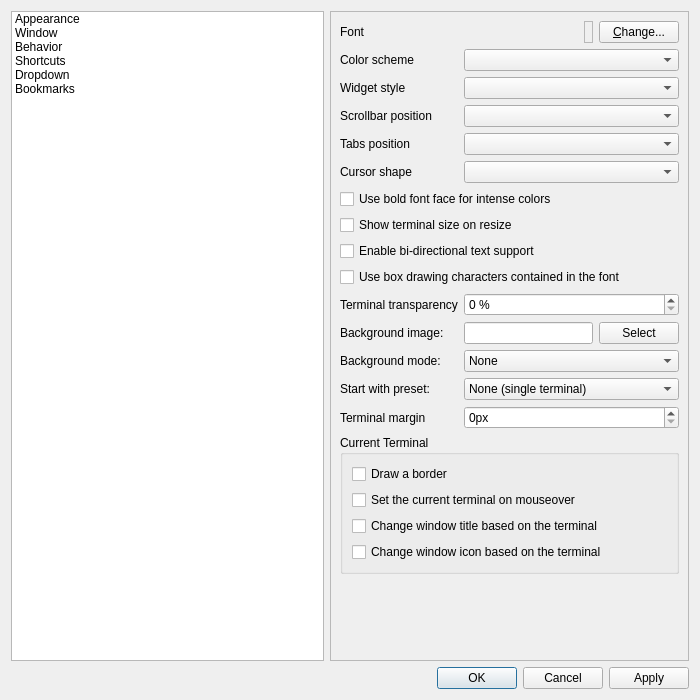
This is src/forms/propertiesdialog.ui in lxqt/qterminal as Qt 5 draws it before an edit. The edited form follows.
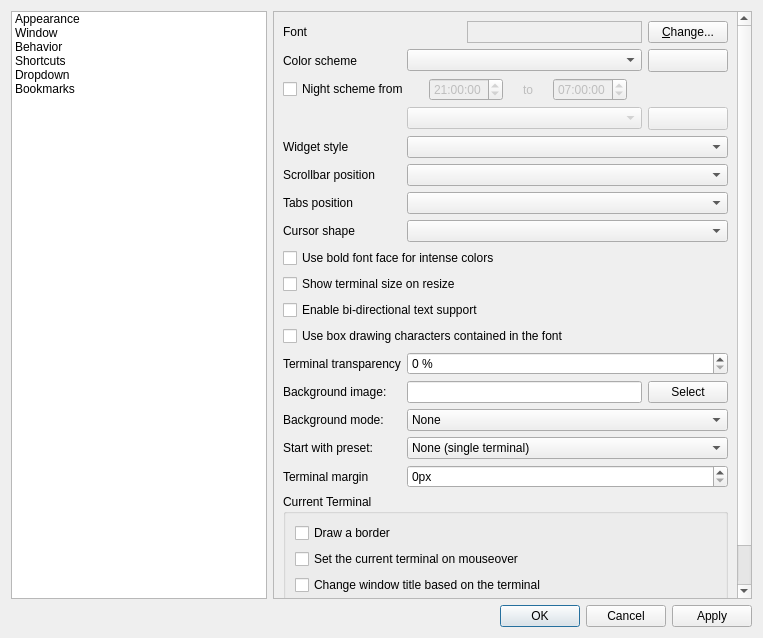
This is the edited form. Icons and pictures are not drawn.

```diff
--- a/src/forms/propertiesdialog.ui
+++ b/src/forms/propertiesdialog.ui
@@ -6,14 +6,14 @@
    <rect>
     <x>0</x>
     <y>0</y>
-    <width>700</width>
-    <height>700</height>
+    <width>763</width>
+    <height>638</height>
    </rect>
   </property>
   <property name="windowTitle">
    <string>Terminal settings</string>
   </property>
-  <layout class="QGridLayout" name="gridLayout_4">
+  <layout class="QGridLayout" name="gridLayout_4" columnstretch="0,1">
    <item row="0" column="0">
     <widget class="QListWidget" name="listWidget">
      <item>
@@ -109,125 +109,12 @@
            <rect>
             <x>0</x>
             <y>0</y>
-            <width>441</width>
-            <height>659</height>
+            <width>460</width>
+            <height>667</height>
            </rect>
           </property>
-          <layout class="QGridLayout" name="gridLayout_3">
-           <item row="0" column="0" rowspan="2" colspan="2">
-            <widget class="QWidget" name="fontWidget" native="true">
-             <layout class="QHBoxLayout" name="horizontalLayout_2">
-              <property name="leftMargin">
-               <number>0</number>
-              </property>
-              <property name="topMargin">
-               <number>0</number>
-              </property>
-              <property name="rightMargin">
-               <number>0</number>
-              </property>
-              <property name="bottomMargin">
-               <number>0</number>
-              </property>
-              <item>
-               <widget class="QLabel" name="fontLabel">
-                <property name="text">
-                 <string>Font</string>
-                </property>
-                <property name="buddy">
-                 <cstring>changeFontButton</cstring>
-                </property>
-               </widget>
-              </item>
-              <item>
-               <spacer name="fontSpacer">
-                <property name="orientation">
-                 <enum>Qt::Horizontal</enum>
-                </property>
-                <property name="sizeHint" stdset="0">
-                 <size>
-                  <width>40</width>
-                  <height>20</height>
-                 </size>
-                </property>
-               </spacer>
-              </item>
-              <item>
-               <widget class="QLabel" name="fontSampleLabel">
-                <property name="frameShape">
-                 <enum>QFrame::StyledPanel</enum>
-                </property>
-                <property name="text">
-                 <string/>
-                </property>
-                <property name="wordWrap">
-                 <bool>false</bool>
-                </property>
-               </widget>
-              </item>
-              <item>
-               <widget class="QPushButton" name="changeFontButton">
-                <property name="text">
-                 <string>&amp;Change...</string>
-                </property>
-               </widget>
-              </item>
-             </layout>
-            </widget>
-           </item>
-           <item row="2" column="0">
-            <widget class="QLabel" name="label_5">
-             <property name="text">
-              <string>Color scheme</string>
-             </property>
-             <property name="buddy">
-              <cstring>colorSchemaCombo</cstring>
-             </property>
-            </widget>
-           </item>
-           <item row="2" column="1">
-            <widget class="QComboBox" name="colorSchemaCombo"/>
-           </item>
-           <item row="3" column="0">
-            <widget class="QLabel" name="label_6">
-             <property name="text">
-              <string>Widget style</string>
-             </property>
-             <property name="buddy">
-              <cstring>styleComboBox</cstring>
-             </property>
-            </widget>
-           </item>
-           <item row="3" column="1">
-            <widget class="QComboBox" name="styleComboBox"/>
-           </item>
-           <item row="4" column="0">
-            <widget class="QLabel" name="label_7">
-             <property name="text">
-              <string>Scrollbar position</string>
-             </property>
-             <property name="buddy">
-              <cstring>scrollBarPos_comboBox</cstring>
-             </property>
-            </widget>
-           </item>
-           <item row="4" column="1">
-            <widget class="QComboBox" name="scrollBarPos_comboBox"/>
-           </item>
-           <item row="5" column="0">
-            <widget class="QLabel" name="label_8">
-             <property name="text">
-              <string>Tabs position</string>
-             </property>
-             <property name="buddy">
-              <cstring>tabsPos_comboBox</cstring>
-             </property>
-            </widget>
-           </item>
-           <item row="5" column="1">
-            <widget class="QComboBox" name="tabsPos_comboBox"/>
-           </item>
-           <item row="6" column="0">
+          <layout class="QGridLayout" name="gridLayout">
+           <item row="7" column="0">
             <widget class="QLabel" name="label_12">
              <property name="text">
               <string>Cursor shape</string>
@@ -237,10 +124,45 @@
              </property>
             </widget>
            </item>
-           <item row="6" column="1">
-            <widget class="QComboBox" name="keybCursorShape_comboBox"/>
+           <item row="6" column="1" colspan="5">
+            <widget class="QComboBox" name="tabsPos_comboBox"/>
            </item>
-           <item row="7" column="0" colspan="2">
+           <item row="3" column="5">
+            <widget class="QToolButton" name="configNightSchema">
+             <property name="enabled">
+              <bool>false</bool>
+             </property>
+             <property name="sizePolicy">
+              <sizepolicy hsizetype="Preferred" vsizetype="Fixed">
+               <horstretch>0</horstretch>
+               <verstretch>0</verstretch>
+              </sizepolicy>
+             </property>
+             <property name="icon">
+              <iconset theme="QIcon::ThemeIcon::ListAdd"/>
+             </property>
+             <property name="popupMode">
+              <enum>QToolButton::ToolButtonPopupMode::InstantPopup</enum>
+             </property>
+             <property name="toolButtonStyle">
+              <enum>Qt::ToolButtonStyle::ToolButtonIconOnly</enum>
+             </property>
+            </widget>
+           </item>
+           <item row="0" column="2" colspan="3">
+            <widget class="QLabel" name="fontSampleLabel">
+             <property name="frameShape">
+              <enum>QFrame::Shape::StyledPanel</enum>
+             </property>
+             <property name="text">
+              <string/>
+             </property>
+             <property name="wordWrap">
+              <bool>false</bool>
+             </property>
+            </widget>
+           </item>
+           <item row="8" column="0" colspan="6">
             <widget class="QCheckBox" name="boldIntenseCheckBox">
              <property name="toolTip">
               <string>Toggles usage of bold font face for rendering intense colors</string>
@@ -250,64 +172,27 @@
              </property>
             </widget>
            </item>
-           <item row="8" column="0" colspan="2">
-            <widget class="QCheckBox" name="showTerminalSizeHintCheckBox">
-             <property name="text">
-              <string>Show terminal size on resize</string>
-             </property>
-            </widget>
+           <item row="7" column="1" colspan="5">
+            <widget class="QComboBox" name="keybCursorShape_comboBox"/>
            </item>
-           <item row="9" column="0" colspan="2">
-            <widget class="QCheckBox" name="enabledBidiSupportCheckBox">
+           <item row="1" column="0">
+            <widget class="QLabel" name="label_5">
              <property name="text">
-              <string>Enable bi-directional text support</string>
+              <string>Color scheme</string>
              </property>
             </widget>
            </item>
-           <item row="10" column="0" colspan="2">
-            <widget class="QCheckBox" name="useFontBoxDrawingCharsCheckBox">
-             <property name="toolTip">
-              <string>Specify whether box drawing characters should be drawn by QTerminal internally or left to underlying font rendering libraries.</string>
-             </property>
+           <item row="6" column="0">
+            <widget class="QLabel" name="label_8">
              <property name="text">
-              <string>Use box drawing characters contained in the font</string>
-             </property>
-            </widget>
-           </item>
-           <item row="11" column="0">
-            <widget class="QLabel" name="label">
-             <property name="text">
-              <string>Terminal transparency</string>
+              <string>Tabs position</string>
              </property>
              <property name="buddy">
               <cstring>termTransparencyBox</cstring>
              </property>
             </widget>
            </item>
-           <item row="11" column="1">
-            <widget class="QSpinBox" name="termTransparencyBox">
-             <property name="suffix">
-              <string> %</string>
-             </property>
-             <property name="minimum">
-              <number>0</number>
-             </property>
-             <property name="maximum">
-              <number>100</number>
-             </property>
-             <property name="value">
-              <number>0</number>
-             </property>
-            </widget>
-           </item>
-           <item row="12" column="0">
-            <widget class="QLabel" name="label_13">
-             <property name="text">
-              <string>Background image:</string>
-             </property>
-            </widget>
-           </item>
-           <item row="12" column="1">
+           <item row="13" column="1" colspan="5">
             <layout class="QHBoxLayout" name="horizontalLayout_3">
              <item>
               <widget class="QLineEdit" name="backgroundImageLineEdit"/>
@@ -322,13 +207,48 @@
             </layout>
            </item>
            <item row="13" column="0">
-            <widget class="QLabel" name="label_16">
+            <widget class="QLabel" name="label_13">
              <property name="text">
-              <string>Background mode:</string>
+              <string>Background image:</string>
              </property>
             </widget>
            </item>
-           <item row="13" column="1">
+           <item row="0" column="5">
+            <widget class="QPushButton" name="changeFontButton">
+             <property name="text">
+              <string>&amp;Change...</string>
+             </property>
+            </widget>
+           </item>
+           <item row="0" column="0">
+            <widget class="QWidget" name="fontWidget" native="true">
+             <layout class="QHBoxLayout" name="horizontalLayout_2">
+              <property name="leftMargin">
+               <number>0</number>
+              </property>
+              <property name="topMargin">
+               <number>0</number>
+              </property>
+              <property name="rightMargin">
+               <number>0</number>
+              </property>
+              <property name="bottomMargin">
+               <number>0</number>
+              </property>
+              <item>
+               <widget class="QLabel" name="fontLabel">
+                <property name="text">
+                 <string>Font</string>
+                </property>
+                <property name="buddy">
+                 <cstring>changeFontButton</cstring>
+                </property>
+               </widget>
+              </item>
+             </layout>
+            </widget>
+           </item>
+           <item row="14" column="1" colspan="5">
             <widget class="QComboBox" name="backgroundModecomboBox">
              <item>
               <property name="text">
@@ -357,58 +277,7 @@
              </item>
             </widget>
            </item>
-           <item row="14" column="0">
-            <widget class="QLabel" name="label_9">
-             <property name="text">
-              <string>Start with preset:</string>
-             </property>
-             <property name="buddy">
-              <cstring>terminalPresetComboBox</cstring>
-             </property>
-            </widget>
-           </item>
-           <item row="14" column="1">
-            <widget class="QComboBox" name="terminalPresetComboBox">
-             <item>
-              <property name="text">
-               <string>None (single terminal)</string>
-              </property>
-             </item>
-             <item>
-              <property name="text">
-               <string>2 terminals horizontally</string>
-              </property>
-             </item>
-             <item>
-              <property name="text">
-               <string>2 terminals vertically</string>
-              </property>
-             </item>
-             <item>
-              <property name="text">
-               <string>4 terminals</string>
-              </property>
-             </item>
-            </widget>
-           </item>
-           <item row="15" column="0">
-            <widget class="QLabel" name="label_15">
-             <property name="text">
-              <string>Terminal margin</string>
-             </property>
-             <property name="buddy">
-              <cstring>terminalMarginSpinBox</cstring>
-             </property>
-            </widget>
-           </item>
-           <item row="15" column="1">
-            <widget class="QSpinBox" name="terminalMarginSpinBox">
-             <property name="suffix">
-              <string>px</string>
-             </property>
-            </widget>
-           </item>
-           <item row="16" column="0" colspan="2">
+           <item row="17" column="0" colspan="6">
             <widget class="QGroupBox" name="currentTerminal">
              <property name="title">
               <string>Current Terminal</string>
@@ -445,7 +314,41 @@
              </layout>
             </widget>
            </item>
-           <item row="17" column="0" colspan="2">
+           <item row="11" column="0" colspan="6">
+            <widget class="QCheckBox" name="useFontBoxDrawingCharsCheckBox">
+             <property name="toolTip">
+              <string>Specify whether box drawing characters should be drawn by QTerminal internally or left to underlying font rendering libraries.</string>
+             </property>
+             <property name="text">
+              <string>Use box drawing characters contained in the font</string>
+             </property>
+            </widget>
+           </item>
+           <item row="15" column="1" colspan="5">
+            <widget class="QComboBox" name="terminalPresetComboBox">
+             <item>
+              <property name="text">
+               <string>None (single terminal)</string>
+              </property>
+             </item>
+             <item>
+              <property name="text">
+               <string>2 terminals horizontally</string>
+              </property>
+             </item>
+             <item>
+              <property name="text">
+               <string>2 terminals vertically</string>
+              </property>
+             </item>
+             <item>
+              <property name="text">
+               <string>4 terminals</string>
+              </property>
+             </item>
+            </widget>
+           </item>
+           <item row="18" column="0">
             <spacer name="verticalSpacer_3">
              <property name="orientation">
               <enum>Qt::Vertical</enum>
@@ -458,6 +361,203 @@
              </property>
             </spacer>
            </item>
+           <item row="1" column="1" colspan="4">
+            <widget class="QComboBox" name="colorSchemaCombo"/>
+           </item>
+           <item row="15" column="0">
+            <widget class="QLabel" name="label_9">
+             <property name="text">
+              <string>Start with preset:</string>
+             </property>
+             <property name="buddy">
+              <cstring>terminalPresetComboBox</cstring>
+             </property>
+            </widget>
+           </item>
+           <item row="16" column="0">
+            <widget class="QLabel" name="label_15">
+             <property name="text">
+              <string>Terminal margin</string>
+             </property>
+             <property name="buddy">
+              <cstring>terminalMarginSpinBox</cstring>
+             </property>
+            </widget>
+           </item>
+           <item row="9" column="0" colspan="6">
+            <widget class="QCheckBox" name="showTerminalSizeHintCheckBox">
+             <property name="text">
+              <string>Show terminal size on resize</string>
+             </property>
+            </widget>
+           </item>
+           <item row="12" column="0">
+            <widget class="QLabel" name="label">
+             <property name="text">
+              <string>Terminal transparency</string>
+             </property>
+             <property name="buddy">
+              <cstring>termTransparencyBox</cstring>
+             </property>
+            </widget>
+           </item>
+           <item row="12" column="1" colspan="5">
+            <widget class="QSpinBox" name="termTransparencyBox">
+             <property name="suffix">
+              <string> %</string>
+             </property>
+             <property name="minimum">
+              <number>0</number>
+             </property>
+             <property name="maximum">
+              <number>100</number>
+             </property>
+             <property name="value">
+              <number>0</number>
+             </property>
+            </widget>
+           </item>
+           <item row="4" column="1" colspan="5">
+            <widget class="QComboBox" name="styleComboBox"/>
+           </item>
+           <item row="14" column="0">
+            <widget class="QLabel" name="label_16">
+             <property name="text">
+              <string>Background mode:</string>
+             </property>
+            </widget>
+           </item>
+           <item row="5" column="0">
+            <widget class="QLabel" name="label_7">
+             <property name="text">
+              <string>Scrollbar position</string>
+             </property>
+             <property name="buddy">
+              <cstring>scrollBarPos_comboBox</cstring>
+             </property>
+            </widget>
+           </item>
+           <item row="16" column="1" colspan="5">
+            <widget class="QSpinBox" name="terminalMarginSpinBox">
+             <property name="suffix">
+              <string>px</string>
+             </property>
+            </widget>
+           </item>
+           <item row="5" column="1" colspan="5">
+            <widget class="QComboBox" name="scrollBarPos_comboBox"/>
+           </item>
+           <item row="10" column="0" colspan="6">
+            <widget class="QCheckBox" name="enabledBidiSupportCheckBox">
+             <property name="text">
+              <string>Enable bi-directional text support</string>
+             </property>
+            </widget>
+           </item>
+           <item row="2" column="0" colspan="6">
+            <layout class="QHBoxLayout" name="horizontalLayout_5">
+             <property name="spacing">
+              <number>20</number>
+             </property>
+             <item>
+              <widget class="QCheckBox" name="nightSchema">
+               <property name="text">
+                <string>Night scheme from</string>
+               </property>
+              </widget>
+             </item>
+             <item>
+              <widget class="QTimeEdit" name="nightSchemaStart">
+               <property name="enabled">
+                <bool>false</bool>
+               </property>
+               <property name="time">
+                <time>
+                 <hour>21</hour>
+                 <minute>0</minute>
+                 <second>0</second>
+                </time>
+               </property>
+              </widget>
+             </item>
+             <item>
+              <widget class="QLabel" name="label_4">
+               <property name="enabled">
+                <bool>false</bool>
+               </property>
+               <property name="text">
+                <string>to</string>
+               </property>
+               <property name="alignment">
+                <set>Qt::AlignmentFlag::AlignCenter</set>
+               </property>
+              </widget>
+             </item>
+             <item>
+              <widget class="QTimeEdit" name="nightSchemaEnd">
+               <property name="enabled">
+                <bool>false</bool>
+               </property>
+               <property name="time">
+                <time>
+                 <hour>7</hour>
+                 <minute>0</minute>
+                 <second>0</second>
+                </time>
+               </property>
+              </widget>
+             </item>
+             <item>
+              <spacer name="horizontalSpacer_2">
+               <property name="orientation">
+                <enum>Qt::Orientation::Horizontal</enum>
+               </property>
+               <property name="sizeHint" stdset="0">
+                <size>
+                 <width>40</width>
+                 <height>20</height>
+                </size>
+               </property>
+              </spacer>
+             </item>
+            </layout>
+           </item>
+           <item row="4" column="0">
+            <widget class="QLabel" name="label_6">
+             <property name="text">
+              <string>Widget style</string>
+             </property>
+             <property name="buddy">
+              <cstring>styleComboBox</cstring>
+             </property>
+            </widget>
+           </item>
+           <item row="1" column="5">
+            <widget class="QToolButton" name="configColorSchema">
+             <property name="sizePolicy">
+              <sizepolicy hsizetype="Preferred" vsizetype="Fixed">
+               <horstretch>0</horstretch>
+               <verstretch>0</verstretch>
+              </sizepolicy>
+             </property>
+             <property name="icon">
+              <iconset theme="QIcon::ThemeIcon::ListAdd"/>
+             </property>
+             <property name="popupMode">
+              <enum>QToolButton::ToolButtonPopupMode::InstantPopup</enum>
+             </property>
+             <property name="toolButtonStyle">
+              <enum>Qt::ToolButtonStyle::ToolButtonIconOnly</enum>
+             </property>
+            </widget>
+           </item>
+           <item row="3" column="1" colspan="4">
+            <widget class="QComboBox" name="nightSchemaCombo">
+             <property name="enabled">
+              <bool>false</bool>
+             </property>
+            </widget>
+           </item>
           </layout>
          </widget>
         </widget>
```
Left out of the diff: 139 changed lines with no effect on the pictures.
